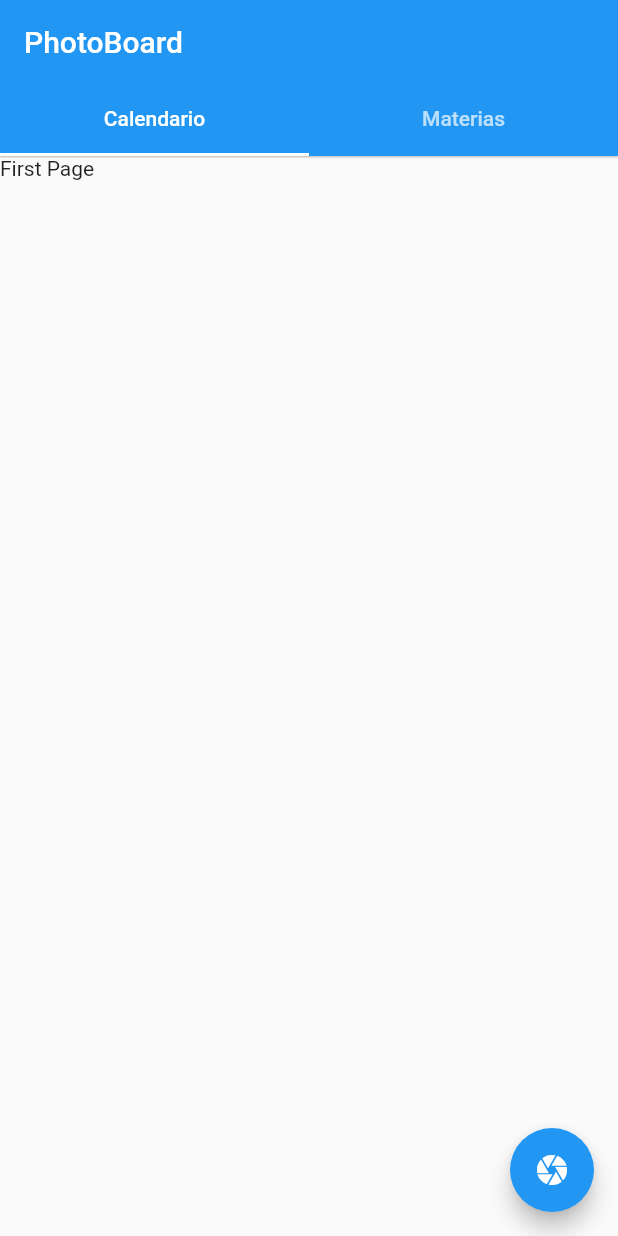
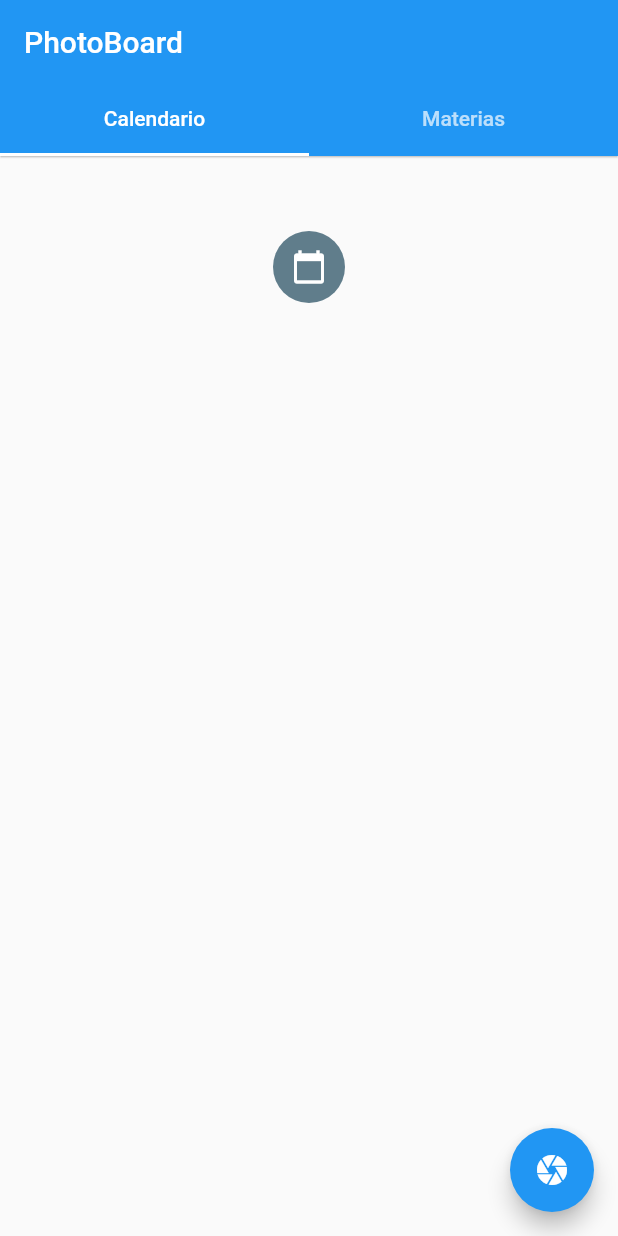
Before and after one commit to sloboguerreron/FlutterPhotoboard, a Flutter app: the MyHomePage screen opened directly, on a phone screen of 412 x 824 dp. Run offline on Flutter 3.47's test engine with Material 2 defaults, Android fonts, the phone set to English and light mode, and no system bars; our stand-ins replace avatar_glow; missing offline and left inert: flutter_rounded_date_picker.

Commit message:
Add the calendar in the principal page

```diff
--- a/lib/principal.dart
+++ b/lib/principal.dart
@@ -1,11 +1,9 @@
 import 'package:ejemplo_construccion/pages/chats.dart';
 import 'package:flutter/material.dart';
 import 'package:ejemplo_construccion/dummies/chats.dart';
-
-
-
-
-
+import 'package:flutter_rounded_date_picker/rounded_picker.dart';
+import 'package:flutter_rounded_date_picker/src/material_rounded_date_picker_style.dart';
+import 'package:flutter_rounded_date_picker/src/material_rounded_year_picker_style.dart';
 
 class PrincipalPage extends StatelessWidget {
   // This widget is the root of your application.
@@ -24,7 +22,6 @@ class PrincipalPage extends StatelessWidget {
 }
 
 class MyHomePage extends StatefulWidget {
-
   MyHomePage({Key key, this.title}) : super(key: key);
   final String title;
 
@@ -34,6 +31,8 @@ class MyHomePage extends StatefulWidget {
 
 class _MyHomePageState extends State<MyHomePage>
     with SingleTickerProviderStateMixin {
+  DateTime dateTime;
+  Duration duration;
 
   int _counter = 0;
   int _currentPage = 0;
@@ -41,10 +40,11 @@ class _MyHomePageState extends State<MyHomePage>
   TabController _tabController;
   @override
   void initState() {
+    dateTime = DateTime.now();
+    duration = Duration(minutes: 10);
     super.initState();
-    _tabController = TabController(vsync: this, length: 2,initialIndex: 0);
+    _tabController = TabController(vsync: this, length: 2, initialIndex: 0);
   }
-
 
   void _changePage(int index) {
     setState(() {
@@ -69,15 +69,46 @@ class _MyHomePageState extends State<MyHomePage>
           controller: _tabController,
           tabs: <Widget>[
             Tab(text: 'Calendario'),
-          Tab(text: 'Materias',)
-        ],),
+            Tab(
+              text: 'Materias',
+            )
+          ],
+        ),
       ),
       body: TabBarView(
         controller: _tabController,
-        children: <Widget>[Scaffold(
-          body: Text("First Page")
-        ), ListView.builder(
-          itemCount: dataDummy.length, itemBuilder: (context, i) => new Column(
+        children: <Widget>[
+          Column(
+            children: <Widget>[
+              SizedBox(height: 50),
+              Expanded(
+                  child: ListView(
+                      padding: const EdgeInsets.only(bottom: 50),
+                      children: <Widget>[
+                    Ink(
+                      decoration: const ShapeDecoration(
+                        color: Colors.blueGrey,
+                        shape: CircleBorder(),
+                      ),
+                      child: IconButton(
+                      icon: Icon(Icons.calendar_today),
+                      tooltip: "Ver Calendario",
+                      color: Colors.white,
+                      onPressed: () async {
+                        DateTime newDateTime = await showRoundedDatePicker(
+                            context: context, theme: ThemeData.dark());
+                        if (newDateTime != null) {
+                          setState(() => dateTime = newDateTime);
+                        }
+                      },
+                    ),
+                    ),
+                  ])),
+            ],
+          ),
+          ListView.builder(
+              itemCount: dataDummy.length,
+              itemBuilder: (context, i) => new Column(
                     children: <Widget>[
                       new Divider(
                         height: 10,
@@ -88,24 +119,19 @@ class _MyHomePageState extends State<MyHomePage>
                             ),
                         title: new Text(dataDummy[i].title),
                         subtitle: new Text(dataDummy[i].message),
-
                       )
                     ],
-        ))],
+                  ))
+        ],
       ),
       floatingActionButton: FloatingActionButton(
         onPressed: () {
-            Navigator.of(context).push(
-              MaterialPageRoute<void>(
-                builder: (BuildContext context) => Scaffold(
-                  body: Text("Camera")
-                )
-              )
-            );
+          Navigator.of(context).push(MaterialPageRoute<void>(
+              builder: (BuildContext context) =>
+                  Scaffold(body: Text("Camera"))));
         },
         tooltip: 'Increment',
         child: Icon(Icons.camera, color: Colors.white),
-
       ),
     );
   }
--- a/pubspec.yaml
+++ b/pubspec.yaml
@@ -21,6 +21,7 @@ dependencies:
   flutter_localizations:
     sdk: flutter
   flutter_rounded_date_picker: 1.0.0
+
 
 
   # The following adds the Cupertino Icons font to your application.
```
Lines whose indentation alone changed are shown as unchanged.
